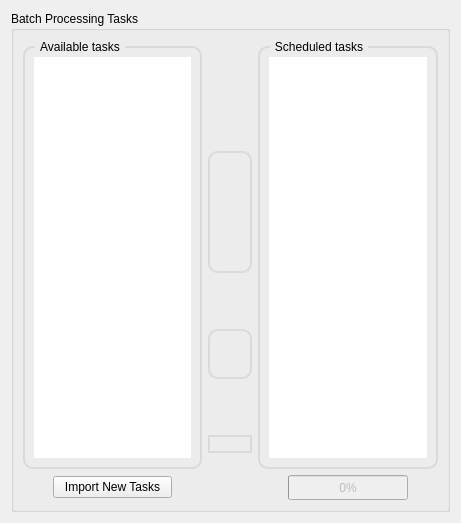
Before: the Qt Designer form view/automationwidget.ui in Joensw/RCAIT, drawn with Qt 5.
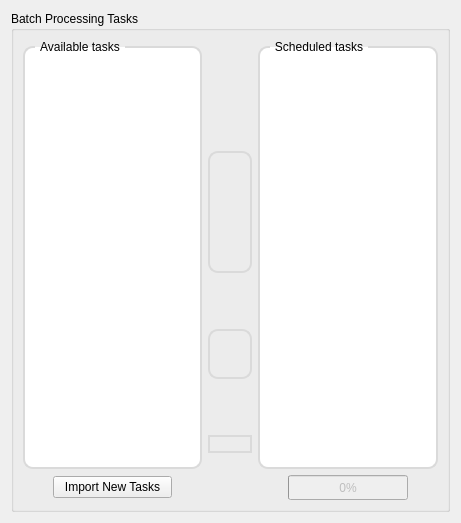
After: the same form once the commit is applied. Icons and pictures are not drawn.

Patch:
```diff
--- a/view/automationwidget.ui
+++ b/view/automationwidget.ui
@@ -27,6 +27,7 @@
                             border: 2px solid rgb(218,218,218);
                             border-radius: 10px;
                             margin-top: 6px;
+                            background-color: rgb(255, 255, 255);
                             }
                             QGroupBox::title {
                             subcontrol-origin: margin;
@@ -471,6 +472,7 @@
                             border: 2px solid rgb(218,218,218);
                             border-radius: 10px;
                             margin-top: 6px;
+                            background-color: rgb(255, 255, 255);
                             }
                             QGroupBox::title {
                             subcontrol-origin: margin;
```
Left out of the diff: 35 changed lines with no effect on the pictures. Lines whose indentation alone changed are shown as unchanged.
